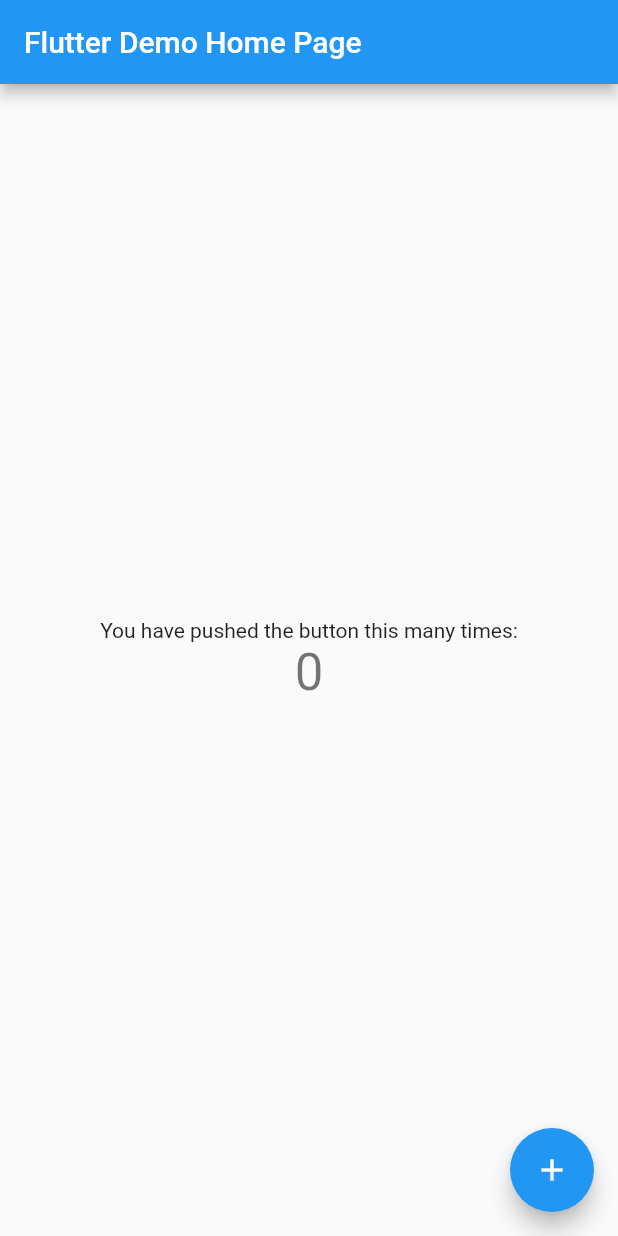
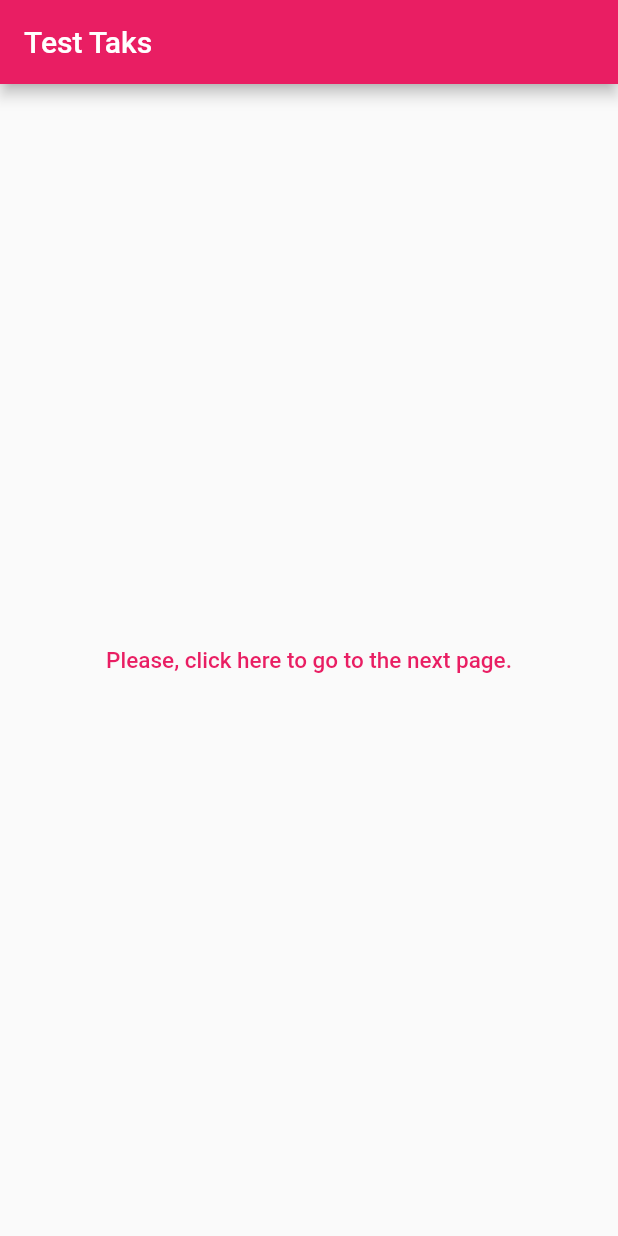
Before and after one commit to thamiryschuman/test_taks, a Flutter app: the screen it shows after launch, on a phone screen of 412 x 824 dp. Run offline on Flutter 3.47's test engine with Material 2 defaults, Android fonts, the phone set to English and light mode, and no system bars.

Commit message:
Add files via upload

```diff
--- a/lib/main.dart
+++ b/lib/main.dart
@@ -1,4 +1,6 @@
 import 'package:flutter/material.dart';
+import 'package:test_taks/pages/home_page.dart';
+import 'package:test_taks/pages/initial_page.dart';
 
 void main() {
   runApp(const MyApp());
@@ -7,109 +9,19 @@
 class MyApp extends StatelessWidget {
   const MyApp({super.key});
 
-  // This widget is the root of your application.
   @override
   Widget build(BuildContext context) {
     return MaterialApp(
+      debugShowCheckedModeBanner: false,
       title: 'Flutter Demo',
       theme: ThemeData(
-        // This is the theme of your application.
-        //
-        // Try running your application with "flutter run". You'll see the
-        // application has a blue toolbar. Then, without quitting the app, try
-        // changing the primarySwatch below to Colors.green and then invoke
-        // "hot reload" (press "r" in the console where you ran "flutter run",
-        // or simply save your changes to "hot reload" in a Flutter IDE).
-        // Notice that the counter didn't reset back to zero; the application
-        // is not restarted.
-        primarySwatch: Colors.blue,
+        primarySwatch: Colors.pink,
       ),
-      home: const MyHomePage(title: 'Flutter Demo Home Page'),
+      home: const InitialPage(),
+      routes: {
+        '/initialPage': (context) => const InitialPage(),
+        '/home': (context) => const HomePage(),
+      },
     );
   }
 }
-
-class MyHomePage extends StatefulWidget {
-  const MyHomePage({super.key, required this.title});
-
-  // This widget is the home page of your application. It is stateful, meaning
-  // that it has a State object (defined below) that contains fields that affect
-  // how it looks.
-
-  // This class is the configuration for the state. It holds the values (in this
-  // case the title) provided by the parent (in this case the App widget) and
-  // used by the build method of the State. Fields in a Widget subclass are
-  // always marked "final".
-
-  final String title;
-
-  @override
-  State<MyHomePage> createState() => _MyHomePageState();
-}
-
-class _MyHomePageState extends State<MyHomePage> {
-  int _counter = 0;
-
-  void _incrementCounter() {
-    setState(() {
-      // This call to setState tells the Flutter framework that something has
-      // changed in this State, which causes it to rerun the build method below
-      // so that the display can reflect the updated values. If we changed
-      // _counter without calling setState(), then the build method would not be
-      // called again, and so nothing would appear to happen.
-      _counter++;
-    });
-  }
-
-  @override
-  Widget build(BuildContext context) {
-    // This method is rerun every time setState is called, for instance as done
-    // by the _incrementCounter method above.
-    //
-    // The Flutter framework has been optimized to make rerunning build methods
-    // fast, so that you can just rebuild anything that needs updating rather
-    // than having to individually change instances of widgets.
-    return Scaffold(
-      appBar: AppBar(
-        // Here we take the value from the MyHomePage object that was created by
-        // the App.build method, and use it to set our appbar title.
-        title: Text(widget.title),
-      ),
-      body: Center(
-        // Center is a layout widget. It takes a single child and positions it
-        // in the middle of the parent.
-        child: Column(
-          // Column is also a layout widget. It takes a list of children and
-          // arranges them vertically. By default, it sizes itself to fit its
-          // children horizontally, and tries to be as tall as its parent.
-          //
-          // Invoke "debug painting" (press "p" in the console, choose the
-          // "Toggle Debug Paint" action from the Flutter Inspector in Android
-          // Studio, or the "Toggle Debug Paint" command in Visual Studio Code)
-          // to see the wireframe for each widget.
-          //
-          // Column has various properties to control how it sizes itself and
-          // how it positions its children. Here we use mainAxisAlignment to
-          // center the children vertically; the main axis here is the vertical
-          // axis because Columns are vertical (the cross axis would be
-          // horizontal).
-          mainAxisAlignment: MainAxisAlignment.center,
-          children: <Widget>[
-            const Text(
-              'You have pushed the button this many times:',
-            ),
-            Text(
-              '$_counter',
-              style: Theme.of(context).textTheme.headlineMedium,
-            ),
-          ],
-        ),
-      ),
-      floatingActionButton: FloatingActionButton(
-        onPressed: _incrementCounter,
-        tooltip: 'Increment',
-        child: const Icon(Icons.add),
-      ), // This trailing comma makes auto-formatting nicer for build methods.
-    );
-  }
-}
--- /dev/null
+++ b/lib/pages/initial_page.dart
@@ -0,0 +1,30 @@
+import 'package:flutter/material.dart';
+
+class InitialPage extends StatelessWidget {
+  const InitialPage({super.key});
+
+  @override
+  Widget build(BuildContext context) {
+    return Scaffold(
+      appBar: AppBar(
+        title: const Text('Test Taks'),
+      ),
+      body: Column(
+        mainAxisAlignment: MainAxisAlignment.center,
+        children: [
+          Center(
+            child: TextButton(
+              onPressed: () {
+                Navigator.of(context).pushNamed('/home');
+              },
+              child: const Text(
+                'Please, click here to go to the next page.',
+                style: TextStyle(fontSize: 15),
+              ),
+            ),
+          ),
+        ],
+      ),
+    );
+  }
+}
```
Also changed, not shown: lib/components/generated_color.dart (added, +37 -0 lines), lib/pages/home_page.dart (added, +39 -0 lines).
